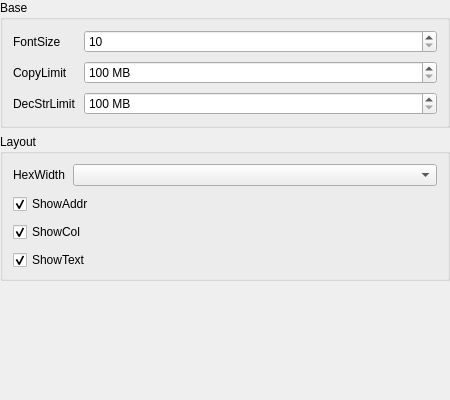
Old version of the form src/settings/editorsettingdialog.ui in the repository Wing-summer/WingHexExplorer2.
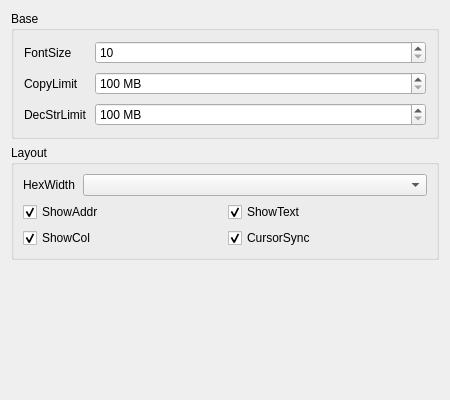
New version of the form.

The edit to the form file:
```diff
--- a/src/settings/editorsettingdialog.ui
+++ b/src/settings/editorsettingdialog.ui
@@ -19,19 +19,7 @@
   <property name="windowTitle">
    <string notr="true"/>
   </property>
-  <layout class="QVBoxLayout" name="verticalLayout">
-   <property name="leftMargin">
-    <number>0</number>
-   </property>
-   <property name="topMargin">
-    <number>0</number>
-   </property>
-   <property name="rightMargin">
-    <number>0</number>
-   </property>
-   <property name="bottomMargin">
-    <number>0</number>
-   </property>
+  <layout class="QVBoxLayout" name="verticalLayout_2">
    <item>
     <widget class="QGroupBox" name="groupBox">
      <property name="sizePolicy">
@@ -133,22 +121,7 @@
      <property name="title">
       <string>Layout</string>
      </property>
-     <layout class="QVBoxLayout" name="verticalLayout_2">
-      <property name="spacing">
-       <number>8</number>
-      </property>
-      <property name="leftMargin">
-       <number>10</number>
-      </property>
-      <property name="topMargin">
-       <number>10</number>
-      </property>
-      <property name="rightMargin">
-       <number>10</number>
-      </property>
-      <property name="bottomMargin">
-       <number>8</number>
-      </property>
+     <layout class="QVBoxLayout" name="verticalLayout">
       <item>
        <layout class="QFormLayout" name="formLayout_2">
         <property name="horizontalSpacing">
@@ -170,6 +143,8 @@
        </layout>
       </item>
       <item>
+       <layout class="QGridLayout" name="gridLayout">
+        <item row="0" column="0">
        <widget class="QCheckBox" name="cbShowaddr">
         <property name="text">
          <string>ShowAddr</string>
@@ -179,17 +154,7 @@
         </property>
        </widget>
       </item>
-      <item>
-       <widget class="QCheckBox" name="cbShowcol">
-        <property name="text">
-         <string>ShowCol</string>
-        </property>
-        <property name="checked">
-         <bool>true</bool>
-        </property>
-       </widget>
-      </item>
-      <item>
+        <item row="0" column="1">
        <widget class="QCheckBox" name="cbShowtext">
         <property name="text">
          <string>ShowText</string>
@@ -198,6 +163,28 @@
          <bool>true</bool>
         </property>
        </widget>
+        </item>
+        <item row="1" column="0">
+         <widget class="QCheckBox" name="cbShowcol">
+          <property name="text">
+           <string>ShowCol</string>
+          </property>
+          <property name="checked">
+           <bool>true</bool>
+          </property>
+         </widget>
+        </item>
+        <item row="1" column="1">
+         <widget class="QCheckBox" name="cbCursorSync">
+          <property name="text">
+           <string>CursorSync</string>
+          </property>
+          <property name="checked">
+           <bool>true</bool>
+          </property>
+         </widget>
+        </item>
+       </layout>
       </item>
      </layout>
     </widget>
```
Lines whose indentation alone changed are shown as unchanged.
